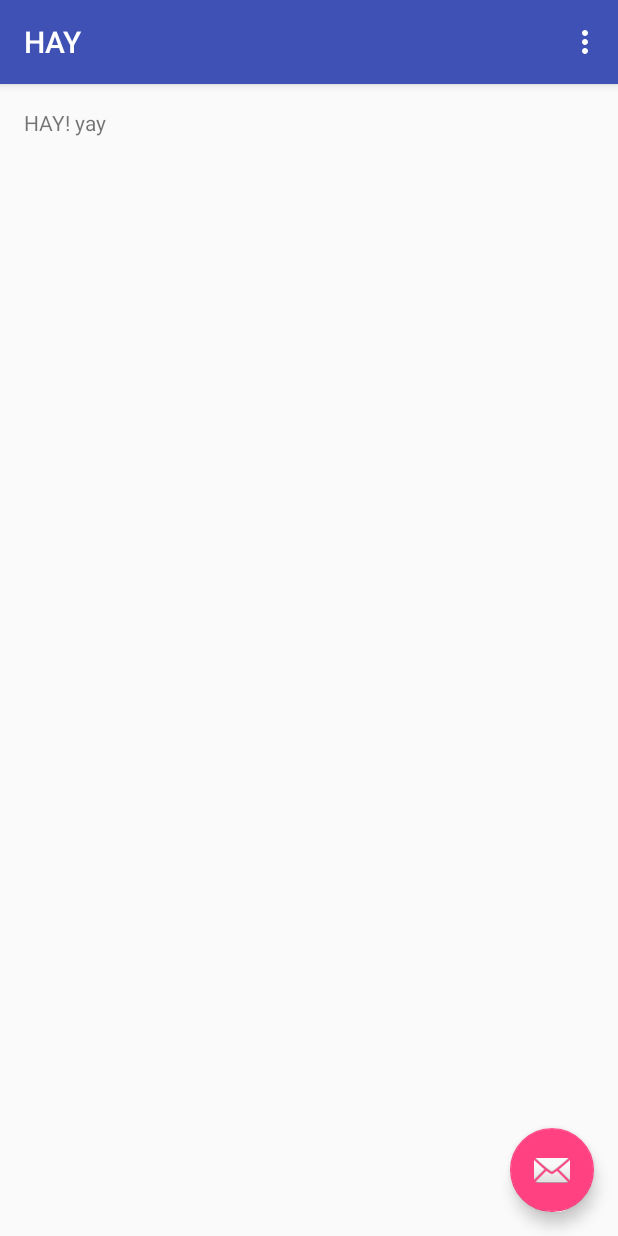
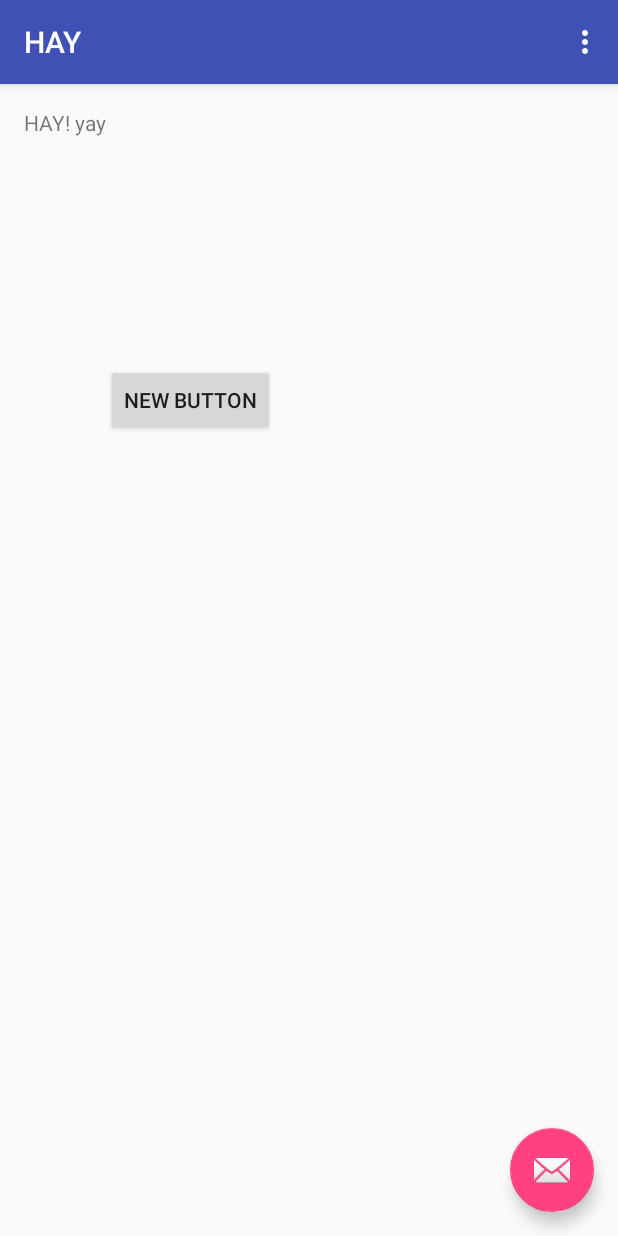
Before and after one commit to dietrich14/hay, an Android app: the screen it shows after launch (MainActivity), on a phone screen of 412 x 824 dp. Run offline under Robolectric (Android 15) with nearby library versions, the phone set to English and light mode, and no system bars.

Commit message:
added button

```diff
--- a/app/src/main/res/layout/content_main.xml
+++ b/app/src/main/res/layout/content_main.xml
@@ -15,5 +15,16 @@
     <TextView
         android:layout_width="wrap_content"
         android:layout_height="wrap_content"
-        android:text="HAY! yay" />
+        android:text="HAY! yay"
+        android:id="@+id/textView" />
+
+    <Button
+        style="?android:attr/buttonStyleSmall"
+        android:layout_width="wrap_content"
+        android:layout_height="wrap_content"
+        android:text="New Button"
+        android:id="@+id/button"
+        android:layout_below="@+id/textView"
+        android:layout_toEndOf="@+id/textView"
+        android:layout_marginTop="151dp" />
 </RelativeLayout>
```
